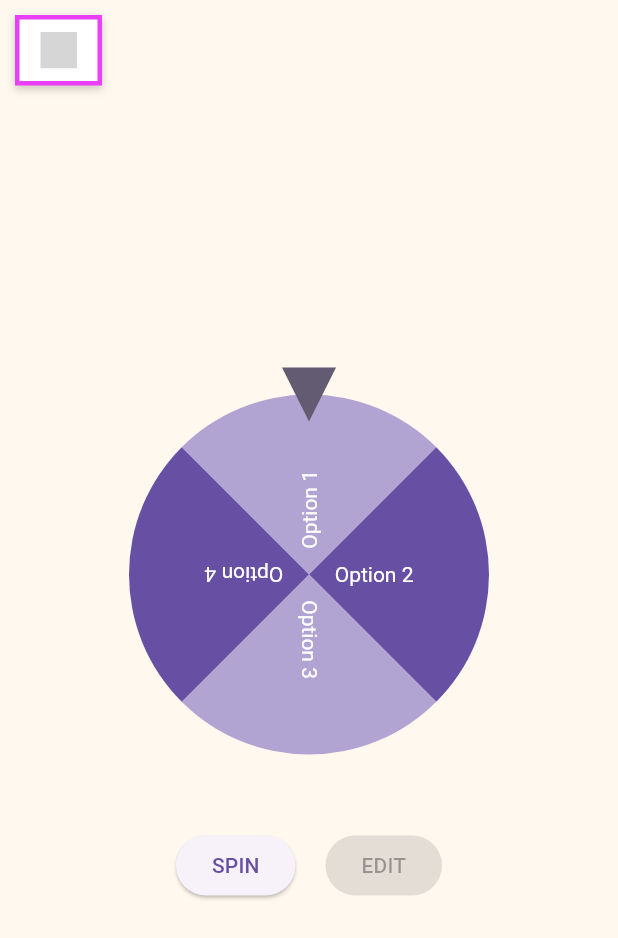
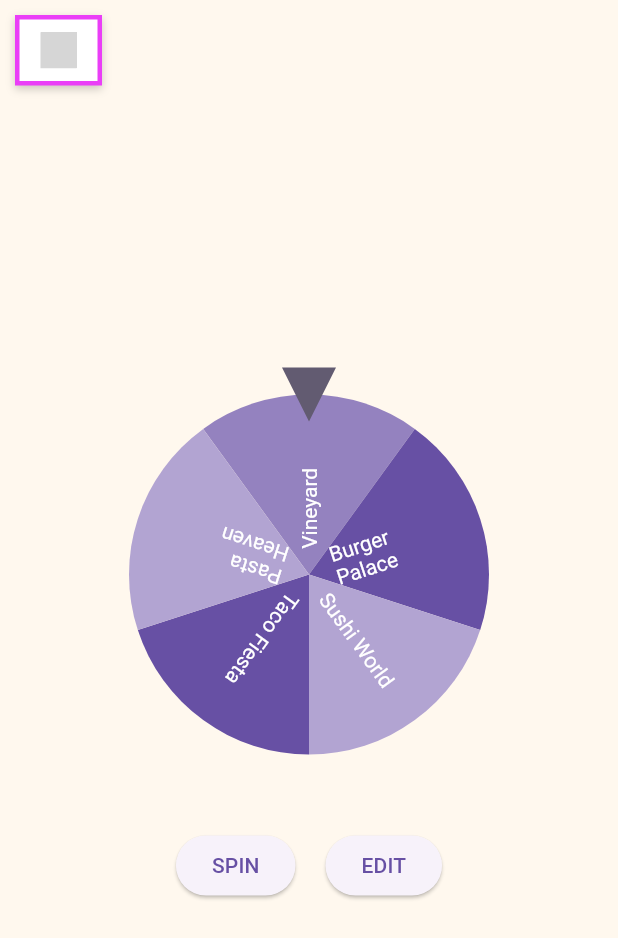
Before and after one commit to ddrrnn/resto-picker-flutter, a Flutter app: the screen it shows after launch, after a tap on "SPIN", on a phone screen of 412 x 824 dp. Shown: the top 938 px of the screen. Run offline on Flutter 3.47's test engine with Material 3 defaults, Android fonts, the light colour scheme and no system bars; drawn by our look-alikes of flutter_fortune_wheel; our stand-ins replace flutter_spinkit, flutter_svg, sqflite; missing offline and left inert: flutter_popup_card; accounts and stored records are empty; grey boxes are pictures that could not be loaded.

Commit message:
created edit.dart and local_db.dart | Problems: 1. Only works on emulator 2. Problem with NDK, need to install ndk 27+ version and do flutter clean again.

```diff
--- /dev/null
+++ b/resto_picker/lib/local_db.dart
@@ -0,0 +1,80 @@
+import 'package:sqflite/sqflite.dart';
+import 'package:path/path.dart';
+
+Database? _database;
+
+class LocalDatabase {
+  static const String _tableName = 'restaurants';
+
+  Future<Database> get database async {
+    if (_database != null) return _database!;
+    _database = await _initializeDB('local.db');
+    return _database!;
+  }
+
+  Future<Database> _initializeDB(String filepath) async {
+    final dbpath = await getDatabasesPath();
+    final path = join(dbpath, filepath);
+    return await openDatabase(path, version: 1, onCreate: _createDB);
+  }
+
+  Future<void> _createDB(Database db, int version) async {
+    await db.execute('''
+      CREATE TABLE $_tableName (
+        id INTEGER PRIMARY KEY AUTOINCREMENT,
+        name TEXT NOT NULL,
+        address TEXT NOT NULL,
+        menu TEXT NOT NULL
+      )
+    ''');
+
+    // Insert initial 5 restaurants
+    await _insertInitialRestaurants(db);
+  }
+
+  Future<void> _insertInitialRestaurants(Database db) async {
+    final restaurants = [
+      {
+        'name': 'Vineyard',
+        'address': '123 Main St, City',
+        'menu': 'Pizza, Pasta, Salad',
+      },
+      {
+        'name': 'Burger Palace',
+        'address': '456 Oak Ave, Town',
+        'menu': 'Burgers, Fries, Shakes',
+      },
+      {
+        'name': 'Sushi World',
+        'address': '789 Pine Rd, Village',
+        'menu': 'Sushi, Sashimi, Tempura',
+      },
+      {
+        'name': 'Taco Fiesta',
+        'address': '321 Elm Blvd, District',
+        'menu': 'Tacos, Burritos, Quesadillas',
+      },
+      {
+        'name': 'Pasta Heaven',
+        'address': '654 Maple Ln, Borough',
+        'menu': 'Spaghetti, Lasagna, Ravioli',
+      },
+    ];
+
+    for (final restaurant in restaurants) {
+      await db.insert(_tableName, restaurant);
+    }
+  }
+
+  Future<List<Map<String, dynamic>>> getAllRestaurants() async {
+    final db = await database;
+    return await db.query(_tableName);
+  }
+
+  // fetch restaurants names for wheel and edit
+  Future<List<String>> getRestaurantNames() async {
+    final db = await database;
+    final allnames = await db.query(_tableName, columns: ['name']);
+    return allnames.map((e) => e['name'] as String).toList();
+  }
+}
--- a/resto_picker/lib/main.dart
+++ b/resto_picker/lib/main.dart
@@ -13,7 +13,7 @@ class MyApp extends StatelessWidget {
     return MaterialApp(
       title: 'Resto Picker',
       theme: ThemeData(primarySwatch: Colors.blue),
-      home: const SplashScreen(), // Set SplashScreen as the initial screen
+      home: const SplashScreen(),
     );
   }
 }
--- /dev/null
+++ b/resto_picker/lib/references.txt
@@ -0,0 +1,3 @@
+Pop-up Card: https://pub.dev/packages/flutter_popup_card/example
+
+SQFlite Tutorials: https://youtube.com/playlist?list=PL_flqTNT2bUlT1AKFkLBeDyvv1Hp10lfK&si=GD8VkTci-ItzpcDs
--- a/resto_picker/lib/screens/home_screen.dart
+++ b/resto_picker/lib/screens/home_screen.dart
@@ -3,6 +3,10 @@ import 'package:flutter_fortune_wheel/flutter_fortune_wheel.dart';
 import 'dart:math';
 import 'dart:async';
 import 'package:flutter_svg/flutter_svg.dart';
+
+import 'package:resto_picker/screens/edit.dart';
+import 'package:resto_picker/local_db.dart';
+import 'package:flutter_popup_card/flutter_popup_card.dart';
 
 class HomeScreen extends StatefulWidget {
   const HomeScreen({super.key});
@@ -14,10 +18,18 @@ class HomeScreen extends StatefulWidget {
 class _HomeScreenState extends State<HomeScreen> {
   final StreamController<int> _controller = StreamController<int>();
   bool _showFilters = false;
+  late Future<List<String>> _restaurantNames;
+  final LocalDatabase _localDb = LocalDatabase();
 
   String _selectedLocation = 'Select Location';
   String _selectedType = 'Select Type';
   String _selectedDelivery = 'Yes';
+
+  @override
+  void initState() {
+    super.initState();
+    _restaurantNames = _localDb.getRestaurantNames();
+  }
 
   @override
   void dispose() {
@@ -27,13 +39,53 @@ class _HomeScreenState extends State<HomeScreen> {
 
   void _spinWheel() {
     final random = Random();
-    _controller.add(random.nextInt(4));
+    _controller.add(random.nextInt(5));
   }
 
   void _toggleFilters() {
     setState(() {
       _showFilters = !_showFilters;
     });
+  }
+
+  void _editScreen() {
+    showPopupCard(
+      context: context,
+      builder: (context) {
+        return ConstrainedBox(
+          constraints: BoxConstraints(
+            maxWidth: MediaQuery.of(context).size.width * 0.9,
+            maxHeight: MediaQuery.of(context).size.height * 0.8,
+            minWidth: 300,
+            minHeight: 300,
+          ),
+          child: PopupCard(
+            elevation: 8,
+            color: const Color(0xFFFFF8EE),
+            shape: RoundedRectangleBorder(
+              borderRadius: BorderRadius.circular(12.0),
+            ),
+            child: Stack(
+              children: [
+                SingleChildScrollView(child: EditScreen()),
+                Positioned(
+                  top: 12,
+                  right: 12,
+                  child: IconButton(
+                    icon: Icon(Icons.close),
+                    onPressed: () => Navigator.pop(context),
+                  ),
+                ),
+              ],
+            ),
+          ),
+        );
+      },
+      offset: const Offset(0, 70),
+      alignment: Alignment.topCenter,
+      useSafeArea: true,
+      dimBackground: true,
+    );
   }
 
   @override
@@ -59,15 +111,38 @@ class _HomeScreenState extends State<HomeScreen> {
                   SizedBox(
                     width: 300,
                     height: 300,
-                    child: FortuneWheel(
-                      selected: _controller.stream,
-                      items: const [
-                        FortuneItem(child: Text('Option 1')),
-                        FortuneItem(child: Text('Option 2')),
-                        FortuneItem(child: Text('Option 3')),
-                        FortuneItem(child: Text('Option 4')),
-                      ],
+                    child: FutureBuilder<List<String>>(
+                      future: _restaurantNames,
+                      builder: (context, snapshot) {
+                        if (snapshot.connectionState ==
+                            ConnectionState.waiting) {
+                          return const CircularProgressIndicator();
+                        } else if (snapshot.hasError) {
+                          return Text('Error: ${snapshot.error}');
+                        } else {
+                          final names = snapshot.data!;
+                          return FortuneWheel(
+                            selected: _controller.stream,
+                            items:
+                                names
+                                    .map(
+                                      (name) => FortuneItem(child: Text(name)),
+                                    )
+                                    .toList(),
+                          );
+                        }
+                      },
                     ),
+
+                    // child: FortuneWheel(
+                    //   selected: _controller.stream,
+                    //   items: const [
+                    //     FortuneItem(child: Text('Option 1')),
+                    //     FortuneItem(child: Text('Option 2')),
+                    //     FortuneItem(child: Text('Option 3')),
+                    //     FortuneItem(child: Text('Option 4')),
+                    //   ],
+                    // ),
                   ),
                   const SizedBox(height: 20),
                   Row(
@@ -79,7 +154,7 @@ class _HomeScreenState extends State<HomeScreen> {
                       ),
                       const SizedBox(width: 20),
                       ElevatedButton(
-                        onPressed: null,
+                        onPressed: _editScreen,
                         child: const Text('EDIT'),
                       ),
                     ],
--- a/resto_picker/lib/screens/splash_screen.dart
+++ b/resto_picker/lib/screens/splash_screen.dart
@@ -39,7 +39,7 @@ class _SplashScreenState extends State<SplashScreen> {
             ),
             Positioned.fill(
               child: Center(
-                child: Container(
+                child: SizedBox(
                   width: 200,
                   child: const Text(
                     'RESTO PICKER',
--- a/resto_picker/pubspec.yaml
+++ b/resto_picker/pubspec.yaml
@@ -37,6 +37,9 @@ dependencies:
   # The following adds the Cupertino Icons font to your application.
   # Use with the CupertinoIcons class for iOS style icons.
   cupertino_icons: ^1.0.8
+  flutter_popup_card: ^0.0.6
+  sqflite: ^2.4.2
+  path: ^1.9.1
 
 dev_dependencies:
   flutter_test:
```
Also changed, not shown: resto_picker/lib/screens/edit.dart (added, +98 -0 lines), resto_picker/pubspec.lock, 1 other file.
